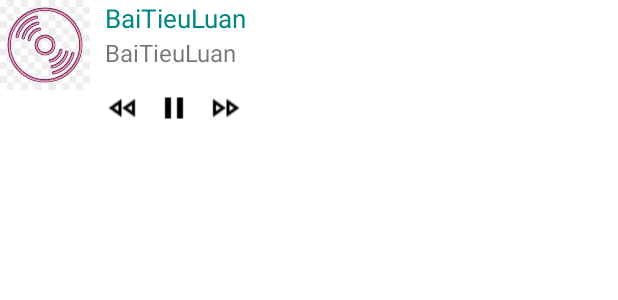
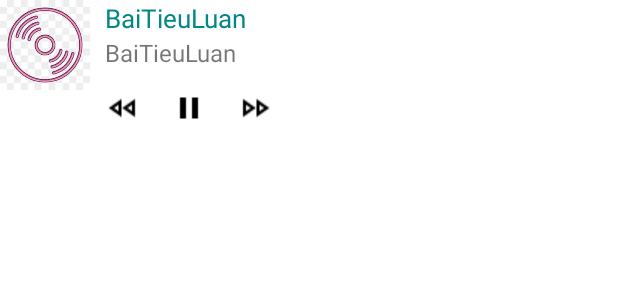
Before and after one commit to Thuong0404/L-p-tr-nh-thi-t-b-di-ng, an Android app: the layout song_custom.xml on its own in the app's theme, with its tools: preview values and no code run, on a phone screen of 412 x 824 dp. Shown: the top 300 px of the screen. Run offline under Robolectric (Android 15) with nearby library versions, the light colour scheme and no system bars.

Commit message:
thuong da dang

```diff
--- a/BaiTieuLuan/app/build.gradle
+++ b/BaiTieuLuan/app/build.gradle
@@ -37,4 +37,5 @@ dependencies {
     testImplementation 'junit:junit:4.+'
     androidTestImplementation 'androidx.test.ext:junit:1.1.2'
     androidTestImplementation 'androidx.test.espresso:espresso-core:3.3.0'
+    implementation 'androidx.media:media:1.2.0'
 }
--- a/BaiTieuLuan/app/src/main/java/com/vothidieuthuong/baitieuluan/ActivityYeuthich.java
+++ b/BaiTieuLuan/app/src/main/java/com/vothidieuthuong/baitieuluan/ActivityYeuthich.java
@@ -220,7 +220,7 @@ public class ActivityYeuthich extends AppCompatActivity {
         seekBar.setMax(Player.getDuration());
         Player.start();
         intent.putExtra("Ten_ba_hat",txtdagphat.getText().toString().trim());
-        clickStartService();
+       startService(intent);
     }
 
 
--- a/BaiTieuLuan/app/src/main/res/layout/song_custom.xml
+++ b/BaiTieuLuan/app/src/main/res/layout/song_custom.xml
@@ -52,7 +52,7 @@
     </LinearLayout>
 
     <LinearLayout
-android:layout_marginLeft="70dp"
+       android:layout_marginLeft="70dp"
         android:layout_width="wrap_content"
         android:layout_height="wrap_content"
         android:gravity="center"
@@ -63,18 +63,18 @@ android:layout_marginLeft="70dp"
             android:layout_width="wrap_content"
             android:layout_height="wrap_content"
             android:layout_centerVertical="true"
-            android:layout_marginEnd="10dp"
+            android:layout_marginEnd="20dp"
             android:src="@drawable/rewind"
-            android:layout_marginRight="10dp" />
+            android:layout_marginRight="20dp" />
 
         <ImageView
             android:id="@+id/pause"
             android:layout_width="wrap_content"
             android:layout_height="wrap_content"
             android:layout_centerVertical="true"
-            android:layout_marginEnd="10dp"
+            android:layout_marginEnd="20dp"
             android:src="@drawable/pause"
-            android:layout_marginRight="10dp" />
+            android:layout_marginRight="20dp" />
 
         <ImageView
             android:id="@+id/btnnext"
@@ -82,7 +82,7 @@ android:layout_marginLeft="70dp"
             android:layout_height="wrap_content"
             android:layout_centerVertical="true"
             android:src="@drawable/next"
-            android:layout_marginRight="10dp" />
+            android:layout_marginRight="20dp" />
 
     </LinearLayout>
 
```
Also changed, not shown: BaiTieuLuan/app/src/main/java/com/vothidieuthuong/baitieuluan/MyService.java (+52 -10 lines), BaiTieuLuan/app/src/main/res/drawable-v24/banner.jpg (added).
